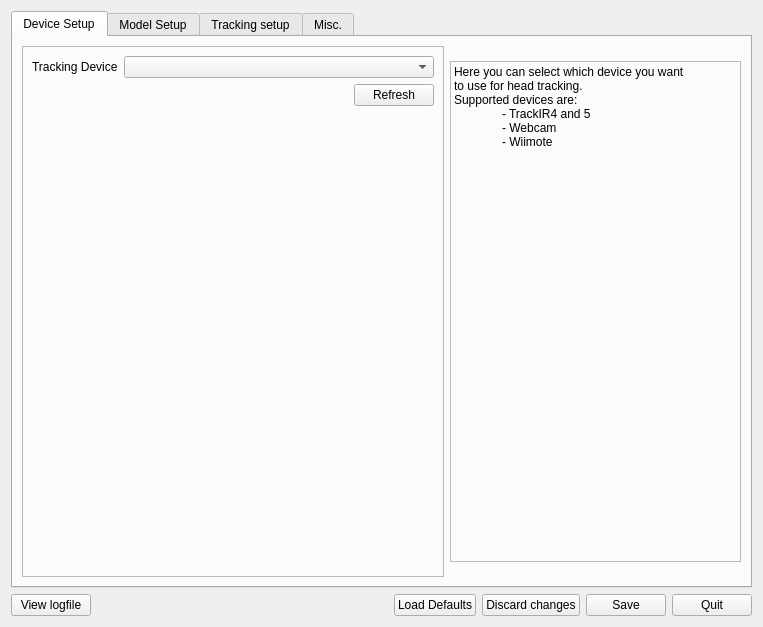
Old version of the form branches/michal/src/qt_gui/ltr.ui in the repository uglyDwarf/linuxtrack.
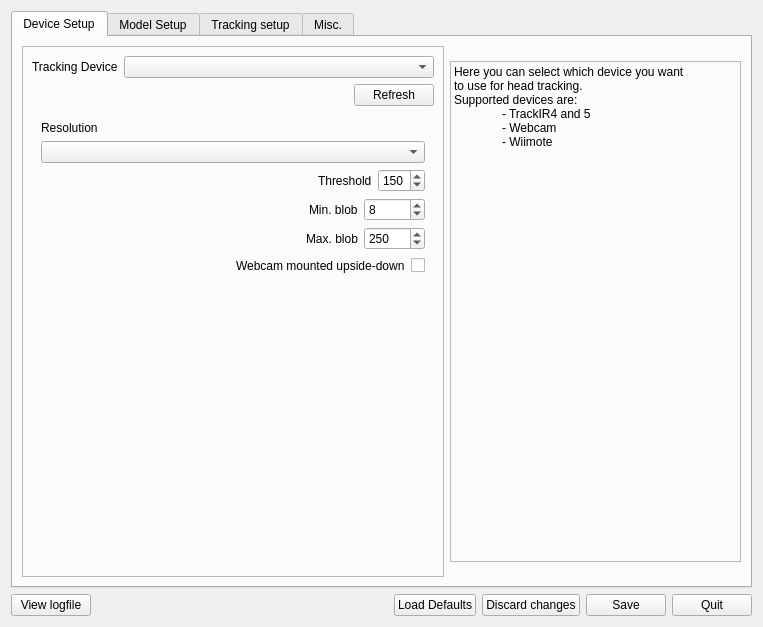
New version of the form. The open tabs and pages were chosen to show the change. Icons and pictures are not drawn.

Commit message: Added basic support for Wiimote and webcam on mac. Started to implement possibility to switch off camera view and/or 3D preview to make gui work smoother on old machines.

The edit to the form file:
```diff
--- a/branches/michal/src/qt_gui/ltr.ui
+++ b/branches/michal/src/qt_gui/ltr.ui
@@ -629,7 +629,177 @@
                   </item>
                  </layout>
                 </widget>
-                <widget class="QWidget" name="page_10"/>
+                <widget class="QWidget" name="MacWebcamPrefs">
+                 <layout class="QVBoxLayout" name="verticalLayout_25">
+                  <item>
+                   <widget class="QLabel" name="label_42">
+                    <property name="text">
+                     <string>Resolution</string>
+                    </property>
+                   </widget>
+                  </item>
+                  <item>
+                   <widget class="QComboBox" name="WebcamResolutionsMac"/>
+                  </item>
+                  <item>
+                   <layout class="QVBoxLayout" name="verticalLayout_24">
+                    <item>
+                     <layout class="QHBoxLayout" name="horizontalLayout_27">
+                      <item>
+                       <spacer name="horizontalSpacer_16">
+                        <property name="orientation">
+                         <enum>Qt::Horizontal</enum>
+                        </property>
+                        <property name="sizeHint" stdset="0">
+                         <size>
+                          <width>40</width>
+                          <height>20</height>
+                         </size>
+                        </property>
+                       </spacer>
+                      </item>
+                      <item>
+                       <widget class="QLabel" name="label_64">
+                        <property name="text">
+                         <string>Threshold</string>
+                        </property>
+                       </widget>
+                      </item>
+                      <item>
+                       <widget class="QSpinBox" name="WebcamThresholdMac">
+                        <property name="maximum">
+                         <number>255</number>
+                        </property>
+                        <property name="value">
+                         <number>150</number>
+                        </property>
+                       </widget>
+                      </item>
+                     </layout>
+                    </item>
+                    <item>
+                     <layout class="QHBoxLayout" name="horizontalLayout_28">
+                      <item>
+                       <spacer name="horizontalSpacer_17">
+                        <property name="orientation">
+                         <enum>Qt::Horizontal</enum>
+                        </property>
+                        <property name="sizeHint" stdset="0">
+                         <size>
+                          <width>40</width>
+                          <height>20</height>
+                         </size>
+                        </property>
+                       </spacer>
+                      </item>
+                      <item>
+                       <widget class="QLabel" name="label_65">
+                        <property name="text">
+                         <string>Min. blob</string>
+                        </property>
+                       </widget>
+                      </item>
+                      <item>
+                       <widget class="QSpinBox" name="WebcamMinBlobMac">
+                        <property name="minimum">
+                         <number>1</number>
+                        </property>
+                        <property name="maximum">
+                         <number>10000</number>
+                        </property>
+                        <property name="value">
+                         <number>8</number>
+                        </property>
+                       </widget>
+                      </item>
+                     </layout>
+                    </item>
+                    <item>
+                     <layout class="QHBoxLayout" name="horizontalLayout_29">
+                      <item>
+                       <spacer name="horizontalSpacer_18">
+                        <property name="orientation">
+                         <enum>Qt::Horizontal</enum>
+                        </property>
+                        <property name="sizeHint" stdset="0">
+                         <size>
+                          <width>40</width>
+                          <height>20</height>
+                         </size>
+                        </property>
+                       </spacer>
+                      </item>
+                      <item>
+                       <widget class="QLabel" name="label_66">
+                        <property name="text">
+                         <string>Max. blob</string>
+                        </property>
+                       </widget>
+                      </item>
+                      <item>
+                       <widget class="QSpinBox" name="WebcamMaxBlobMac">
+                        <property name="minimum">
+                         <number>1</number>
+                        </property>
+                        <property name="maximum">
+                         <number>10000</number>
+                        </property>
+                        <property name="value">
+                         <number>250</number>
+                        </property>
+                       </widget>
+                      </item>
+                     </layout>
+                    </item>
+                   </layout>
+                  </item>
+                  <item>
+                   <layout class="QHBoxLayout" name="horizontalLayout_30">
+                    <item>
+                     <spacer name="horizontalSpacer_19">
+                      <property name="orientation">
+                       <enum>Qt::Horizontal</enum>
+                      </property>
+                      <property name="sizeHint" stdset="0">
+                       <size>
+                        <width>40</width>
+                        <height>20</height>
+                       </size>
+                      </property>
+                     </spacer>
+                    </item>
+                    <item>
+                     <widget class="QLabel" name="label_8">
+                      <property name="text">
+                       <string>Webcam mounted upside-down</string>
+                      </property>
+                     </widget>
+                    </item>
+                    <item>
+                     <widget class="QCheckBox" name="FlipWebcamMac">
+                      <property name="text">
+                       <string/>
+                      </property>
+                     </widget>
+                    </item>
+                   </layout>
+                  </item>
+                  <item>
+                   <spacer name="verticalSpacer_9">
+                    <property name="orientation">
+                     <enum>Qt::Vertical</enum>
+                    </property>
+                    <property name="sizeHint" stdset="0">
+                     <size>
+                      <width>20</width>
+                      <height>217</height>
+                     </size>
+                    </property>
+                   </spacer>
+                  </item>
+                 </layout>
+                </widget>
+                <widget class="QWidget" name="emptyPrefs"/>
                </widget>
               </item>
              </layout>
```
Left out of the diff: 36 changed lines with no effect on the pictures. The commit also changes 58 other files.
